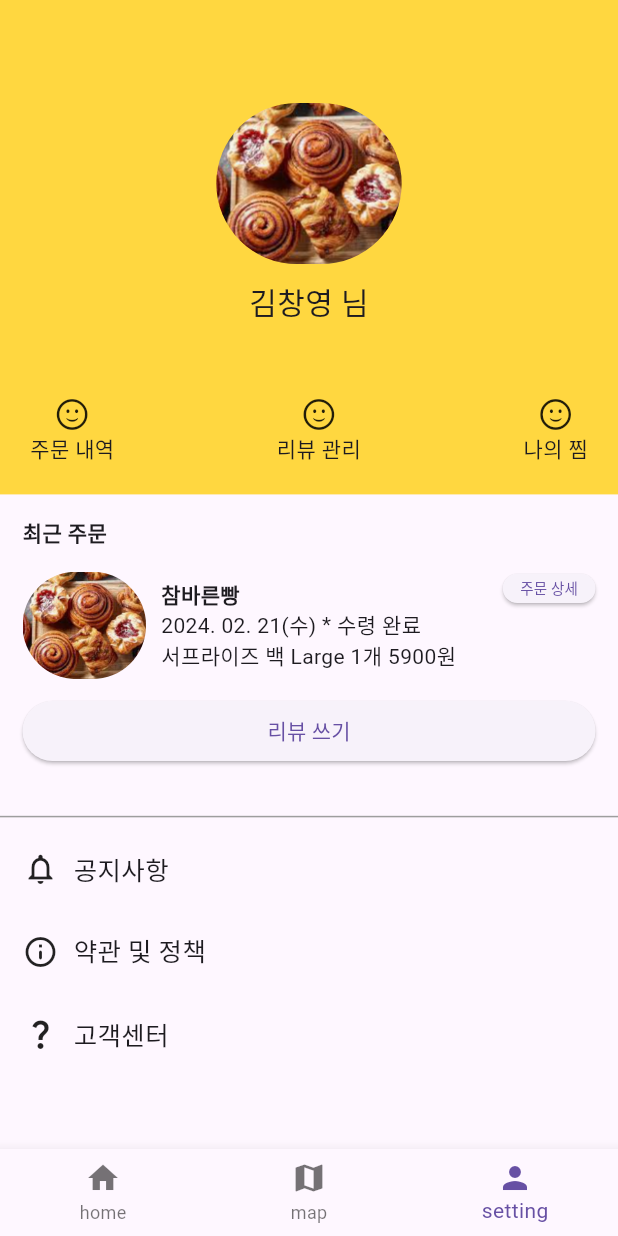
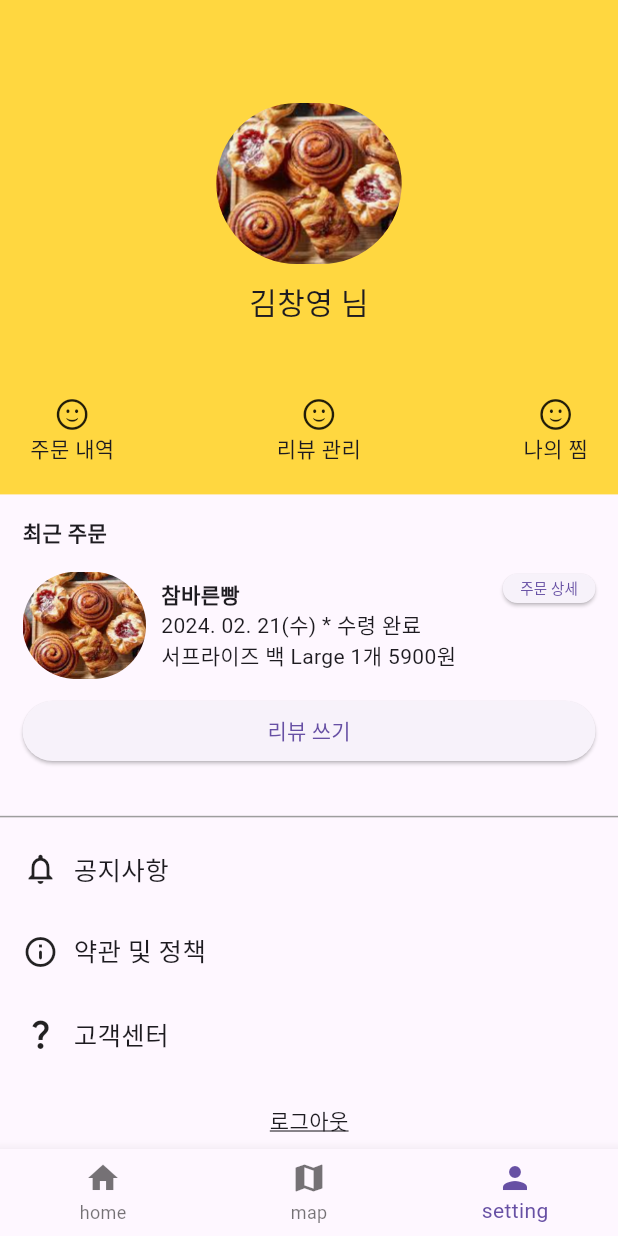
Before and after one commit to backtothefuture-team/backToTheFuture-frontend, a Flutter app: the screen it shows after launch, item 3 of the bottom bar chosen, on a phone screen of 412 x 824 dp. Run offline on Flutter 3.47's test engine with Material 3 defaults, Android fonts, the phone set to English and light mode, and no system bars; our stand-ins replace dio, retrofit; generated files the repository leaves out were written again.

Commit message:
feat: 로그아웃 버튼, 페이지 이동

```diff
--- a/lib/ui/my_bottom_navigation.dart
+++ b/lib/ui/my_bottom_navigation.dart
@@ -1,6 +1,6 @@
 import 'package:flutter/material.dart';
 import 'package:rest_api_ex/ui/second_page.dart';
-import 'package:rest_api_ex/ui/third/third_page.dart';
+import 'package:rest_api_ex/ui/third/third_pages.dart';
 
 import 'first/first_page.dart';
 
@@ -17,7 +17,7 @@ class _MyBottomNavigationState extends State<MyBottomNavigation> {
   static const pages = [
     FirstPage(),
     SecondPage(),
-    ThirdPage()
+    ThirdPages()
   ];
 
   @override
--- /dev/null
+++ b/lib/ui/third/sign_out.dart
@@ -0,0 +1,30 @@
+import 'package:flutter/material.dart';
+import 'package:rest_api_ex/ui/sign_in/sign_in.dart';
+
+class SignOut extends StatelessWidget {
+  const SignOut({super.key});
+
+  @override
+  Widget build(BuildContext context) {
+    return GestureDetector(
+      onTap: (){
+        Navigator.push(
+            context,
+            MaterialPageRoute(builder: (context) => const SignIn()
+        ));
+      },
+
+      child: const Padding(
+        padding: const EdgeInsets.only(top: 20.0, bottom: 20.0),
+        child: Center(
+          child: Text(
+            '로그아웃',
+            style: TextStyle(
+              decoration: TextDecoration.underline
+            ),
+          ),
+        ),
+      ),
+    );
+  }
+}
--- a/lib/ui/third/third_page.dart
+++ b/lib/ui/third/third_pages.dart
@@ -1,10 +1,11 @@
 import 'package:flutter/material.dart';
+import 'package:rest_api_ex/ui/third/sign_out.dart';
 import 'package:rest_api_ex/ui/third/third_menu_list.dart';
 import 'package:rest_api_ex/ui/third/third_recent_order_list.dart';
 import 'package:rest_api_ex/ui/third/third_user_profile.dart';
 
-class ThirdPage extends StatelessWidget {
-  const ThirdPage({super.key});
+class ThirdPages extends StatelessWidget {
+  const ThirdPages({super.key});
 
   @override
   Widget build(BuildContext context) {
@@ -15,7 +16,8 @@ class ThirdPage extends StatelessWidget {
             UserProfile(),
             RecentOrderList(),
             Divider(color: Colors.grey,),
-            MenuList()
+            MenuList(),
+            SignOut(),
           ],
         ),
       ),
```
Also changed, not shown: lib/ui/sign_in/sign_in.dart (added, +29 -0 lines).
